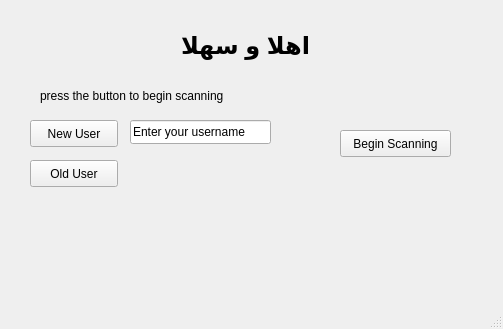
afourteia/user_identification_system, file gui.ui: the form before one commit.
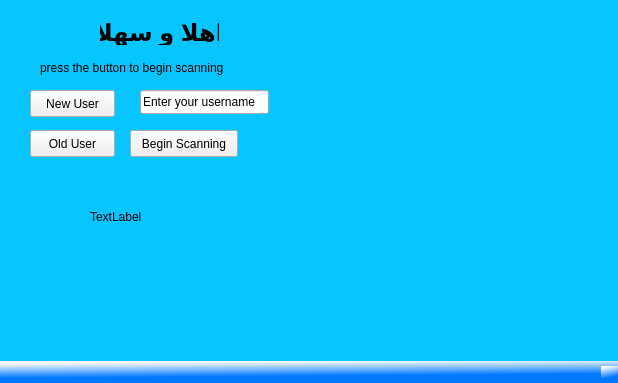
The form after the commit.

Patch:
```diff
--- a/gui.ui
+++ b/gui.ui
@@ -6,21 +6,56 @@
    <rect>
     <x>0</x>
     <y>0</y>
-    <width>503</width>
-    <height>329</height>
+    <width>618</width>
+    <height>383</height>
    </rect>
   </property>
   <property name="windowTitle">
    <string>MainWindow</string>
   </property>
+  <property name="styleSheet">
+   <string notr="true">QMainWindow
+{
+	background-color:rgb(7, 197, 255)
+}</string>
+  </property>
   <widget class="QWidget" name="centralwidget">
+   <property name="styleSheet">
+    <string notr="true"/>
+   </property>
+   <widget class="QLabel" name="status_info">
+    <property name="geometry">
+     <rect>
+      <x>90</x>
+      <y>210</y>
+      <width>58</width>
+      <height>14</height>
+     </rect>
+    </property>
+    <property name="text">
+     <string>TextLabel</string>
+    </property>
+   </widget>
+   <widget class="QLabel" name="description">
+    <property name="geometry">
+     <rect>
+      <x>40</x>
+      <y>60</y>
+      <width>205</width>
+      <height>16</height>
+     </rect>
+    </property>
+    <property name="text">
+     <string>press the button to begin scanning</string>
+    </property>
+   </widget>
    <widget class="QLabel" name="welcome_sign">
     <property name="geometry">
      <rect>
-      <x>170</x>
-      <y>30</y>
-      <width>151</width>
-      <height>31</height>
+      <x>100</x>
+      <y>20</y>
+      <width>119</width>
+      <height>25</height>
      </rect>
     </property>
     <property name="font">
@@ -37,41 +72,25 @@
      <set>Qt::AlignCenter</set>
     </property>
    </widget>
-   <widget class="QLabel" name="description">
+   <widget class="QLineEdit" name="username_entry">
     <property name="geometry">
      <rect>
-      <x>40</x>
-      <y>80</y>
-      <width>231</width>
-      <height>31</height>
+      <x>140</x>
+      <y>90</y>
+      <width>129</width>
+      <height>24</height>
      </rect>
     </property>
     <property name="text">
-     <string>press the button to begin scanning</string>
-    </property>
-   </widget>
-   <widget class="QPushButton" name="new_user">
-    <property name="geometry">
-     <rect>
-      <x>30</x>
-      <y>120</y>
-      <width>88</width>
-      <height>27</height>
-     </rect>
-    </property>
-    <property name="text">
-     <string>New User</string>
-    </property>
-    <property name="checkable">
-     <bool>false</bool>
+     <string>Enter your username</string>
     </property>
    </widget>
    <widget class="QPushButton" name="old_user">
     <property name="geometry">
      <rect>
       <x>30</x>
-      <y>160</y>
-      <width>88</width>
+      <y>130</y>
+      <width>85</width>
       <height>27</height>
      </rect>
     </property>
@@ -82,33 +101,36 @@
      <bool>false</bool>
     </property>
    </widget>
-   <widget class="QPushButton" name="old_user_2">
-    <property name="geometry">
-     <rect>
-      <x>340</x>
-      <y>130</y>
-      <width>111</width>
-      <height>27</height>
-     </rect>
-    </property>
-    <property name="text">
-     <string>Begin Scanning</string>
-    </property>
-    <property name="checkable">
-     <bool>false</bool>
-    </property>
-   </widget>
-   <widget class="QLineEdit" name="lineEdit">
+   <widget class="QPushButton" name="scan">
     <property name="geometry">
      <rect>
       <x>130</x>
-      <y>120</y>
-      <width>141</width>
-      <height>24</height>
+      <y>130</y>
+      <width>108</width>
+      <height>27</height>
      </rect>
     </property>
     <property name="text">
-     <string>Enter your username</string>
+     <string>Begin Scanning</string>
+    </property>
+    <property name="checkable">
+     <bool>false</bool>
+    </property>
+   </widget>
+   <widget class="QPushButton" name="new_user">
+    <property name="geometry">
+     <rect>
+      <x>30</x>
+      <y>90</y>
+      <width>85</width>
+      <height>27</height>
+     </rect>
+    </property>
+    <property name="text">
+     <string>New User</string>
+    </property>
+    <property name="checkable">
+     <bool>false</bool>
     </property>
    </widget>
   </widget>
@@ -122,7 +144,13 @@
     </rect>
    </property>
   </widget>
-  <widget class="QStatusBar" name="statusbar"/>
+  <widget class="QStatusBar" name="statusbar">
+   <property name="styleSheet">
+    <string notr="true">
+background-color: qlineargradient(spread:reflect, x1:0.6, y1:1, x2:0.4, y2:0, stop:0.328283 rgba(0, 120, 255, 254), stop:0.979798 rgba(255, 255, 255, 255))
+</string>
+   </property>
+  </widget>
  </widget>
  <resources/>
  <connections/>
```
Left out of the diff: 5 changed lines with no effect on the pictures.
